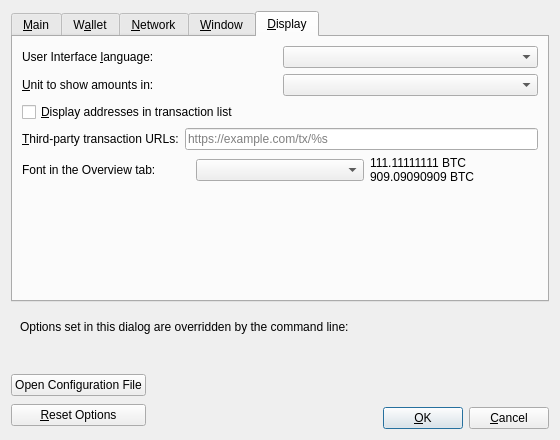
Above: src/qt/forms/optionsdialog.ui from l0rinc/bitcoin before the change. Below: the same form after it.
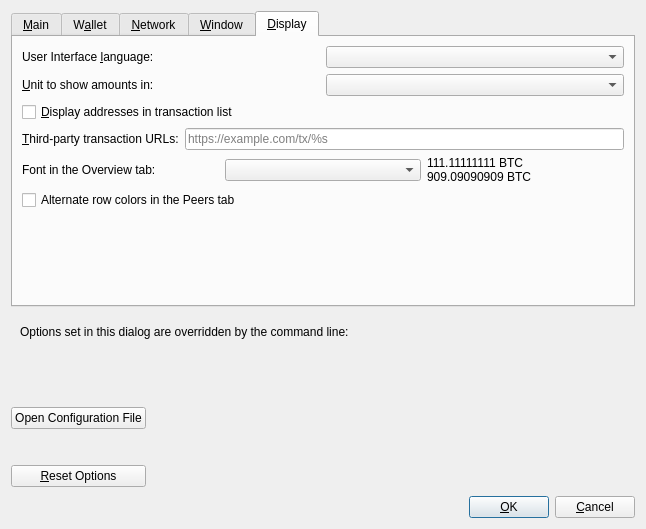
That is the form after the change. The open tabs and pages were chosen to show the change. Custom widgets are drawn as their Qt base class.

Commit message:
qt: Add "Alternating Row Color" settings for the Peers Tab
Github-Pull: gui#307
Rebased-From: b124c2fe600b343a2bc66ff8eb0aaf43aa99f4db

Diff of the .ui file:
```diff
--- a/src/qt/forms/optionsdialog.ui
+++ b/src/qt/forms/optionsdialog.ui
@@ -6,8 +6,8 @@
    <rect>
     <x>0</x>
     <y>0</y>
-    <width>560</width>
-    <height>440</height>
+    <width>646</width>
+    <height>529</height>
    </rect>
   </property>
   <property name="windowTitle">
@@ -796,6 +796,16 @@
          </item>
         </layout>
        </item>
+       <item>
+        <widget class="QCheckBox" name="peersTabAlternatingRowColors">
+         <property name="toolTip">
+          <string>Alternate the row colors for the &quot;Peers&quot; and &quot;Banned peers&quot; tables in the Peers tab.</string>
+         </property>
+         <property name="text">
+          <string>Alternate row colors in the Peers tab</string>
+         </property>
+        </widget>
+       </item>
        <item>
         <spacer name="verticalSpacer_Display">
          <property name="orientation">
```
The commit also changes 6 other files.
